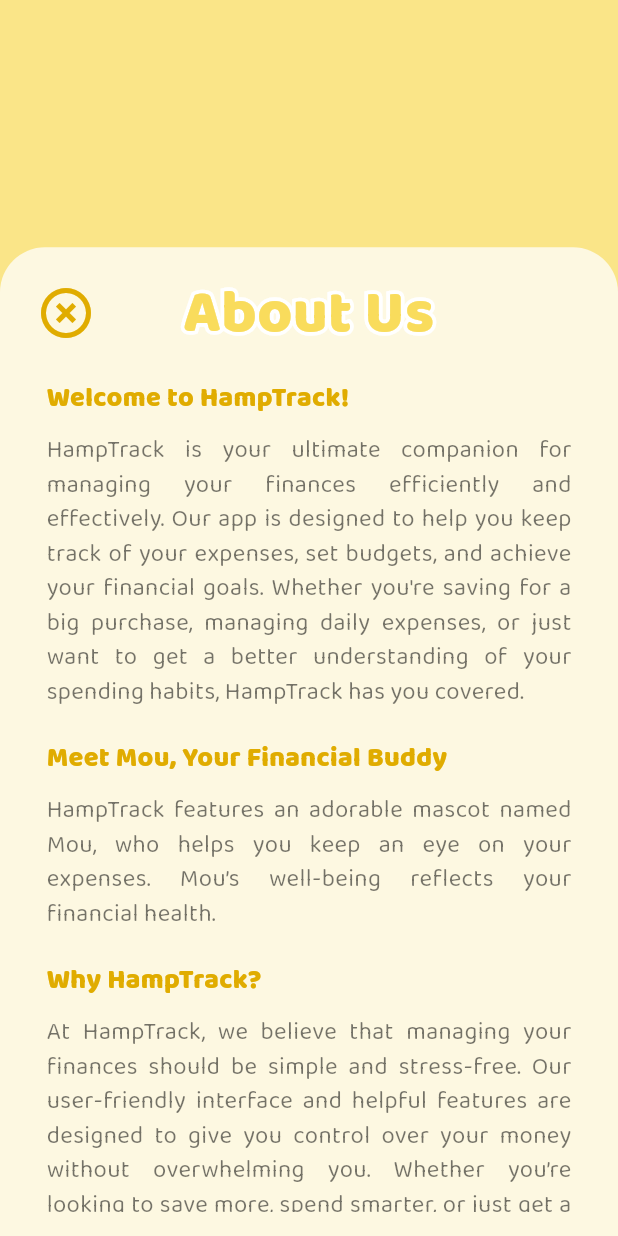
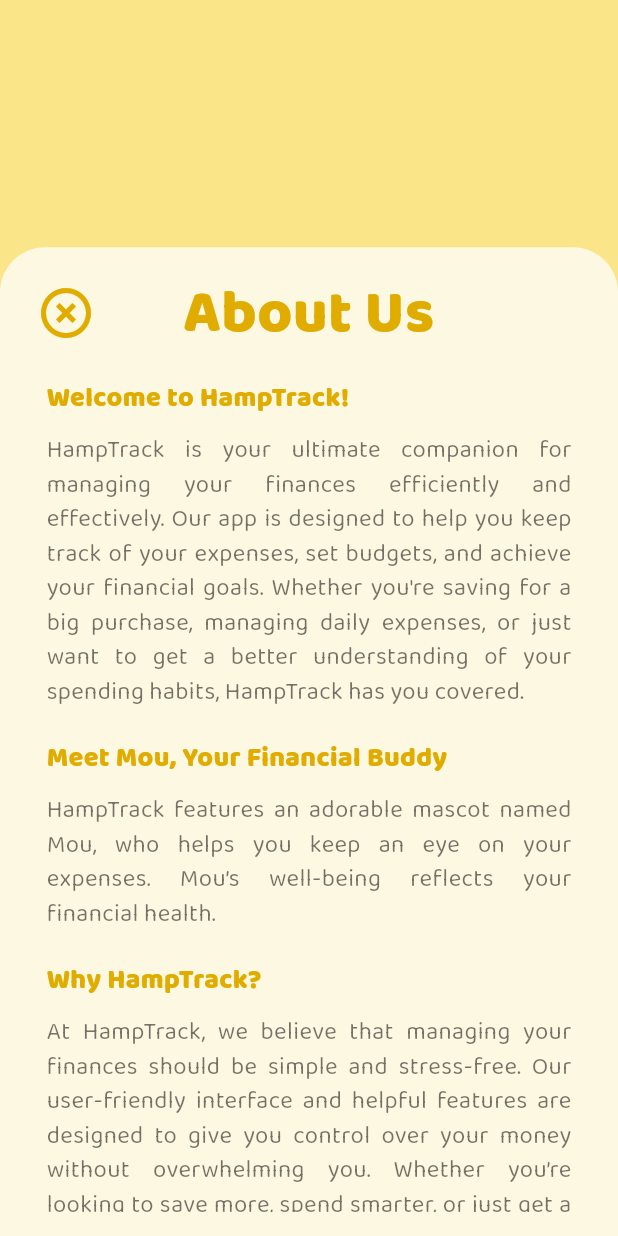
Before and after one commit to ChristabellaJC/Flutter_Hamptrack_Expense_and_Budget_Tracker, a Flutter app: the AboutPage screen opened by its route, on a phone screen of 412 x 824 dp. Run offline on Flutter 3.47's test engine with Material 3 defaults, Android fonts, the phone set to English and light mode, and no system bars; drawn by our look-alikes of stroke_text; our stand-ins replace cloud_firestore, firebase_auth, firebase_core, get, getwidget; accounts and stored records are empty.

Commit message:
Update about_page.dart

```diff
--- a/lib/screens/account/about_page.dart
+++ b/lib/screens/account/about_page.dart
@@ -1,6 +1,5 @@
 import 'package:dev_hampter/utils/colors.dart';
 import 'package:flutter/material.dart';
-import 'package:stroke_text/stroke_text.dart';
 import 'package:dev_hampter/components/bottomnavbar.dart';
 import 'package:dev_hampter/components/featureItem.dart';
 
@@ -55,20 +54,17 @@
 
                       Container(
                         alignment: Alignment.center,
-                        child:
-                          StrokeText(
-                          text: 'About Us',
+                        child: Text(
+                          'About Us',
                           textAlign: TextAlign.center,
-                          textStyle: TextStyle(
+                          style: TextStyle(
+                            fontSize: 40,
                             fontFamily: 'BalooThambi2',
-                            fontSize: 40,
-                            color: secTextColor,
                             fontWeight: FontWeight.w800,
-                          ),
-                          strokeColor: whiteColor,
-                          strokeWidth: 5,
+                            color: textColor,
                           ),
                         ),
+                      )
                     ],
                   ),
                   Expanded(
```
